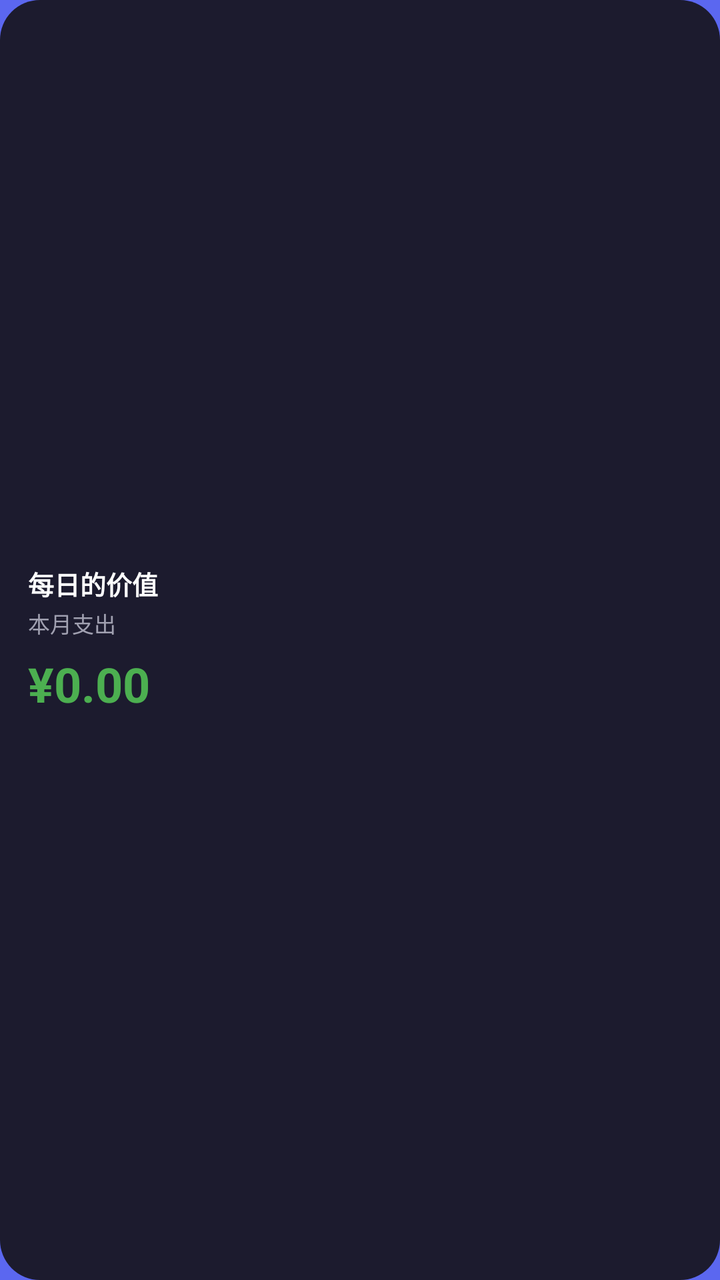
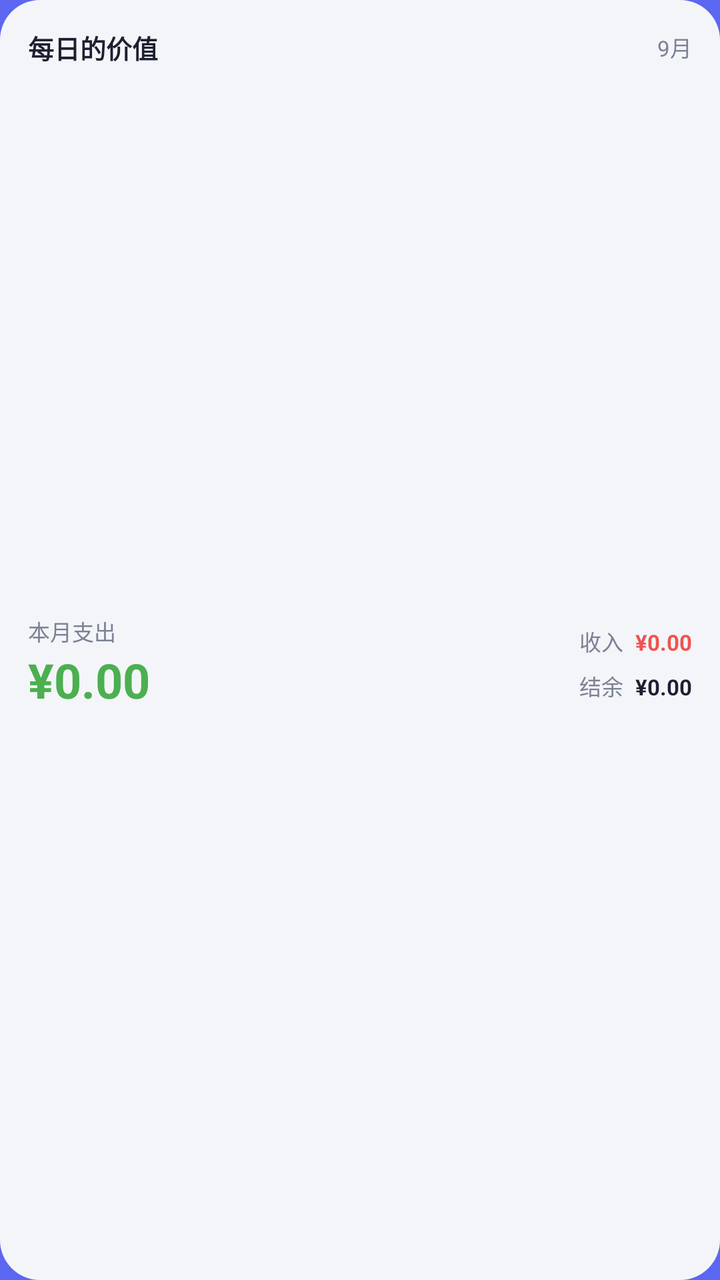

Before-and-after screenshots of an Android layout around one commit, followed by the original layout XML and the change that was made.
<!-- AndroidManifest.xml: application theme AppTheme -->
<!-- res/layout/widget_daily_value_wide.xml -->
<?xml version="1.0" encoding="utf-8"?>
<LinearLayout xmlns:android="http://schemas.android.com/apk/res/android"
    android:id="@+id/widget_root"
    android:layout_width="match_parent"
    android:layout_height="match_parent"
    android:orientation="horizontal"
    android:background="@drawable/widget_background"
    android:gravity="center_vertical">

    
    <LinearLayout
        android:layout_width="0dp"
        android:layout_height="match_parent"
        android:layout_weight="1"
        android:orientation="vertical"
        android:gravity="center_vertical">

        <TextView
            android:layout_width="wrap_content"
            android:layout_height="wrap_content"
            android:text="每日的价值"
            android:textColor="@color/dv_widget_title"
            android:textSize="@dimen/widget_title_size"
            android:textStyle="bold" />

        <TextView
            android:id="@+id/widget_month_label"
            android:layout_width="wrap_content"
            android:layout_height="wrap_content"
            android:layout_marginTop="2dp"
            android:text="本月支出"
            android:textColor="@color/dv_widget_label"
            android:textSize="@dimen/widget_label_size" />

        <TextView
            android:id="@+id/widget_amount"
            android:layout_width="match_parent"
            android:layout_height="wrap_content"
            android:layout_marginTop="@dimen/widget_item_spacing"
            android:singleLine="true"
            android:maxLines="1"
            android:ellipsize="end"
            android:text="¥0.00"
            android:textColor="@color/dv_widget_expense"
            android:textSize="@dimen/widget_wide_amount_size"
            android:textStyle="bold" />
    </LinearLayout>

    
    <LinearLayout
        android:layout_width="0dp"
        android:layout_height="match_parent"
        android:layout_weight="1"
        android:orientation="vertical"
        android:gravity="center_vertical"
        android:layout_marginStart="@dimen/widget_item_spacing">

        <TextView
            android:id="@+id/widget_expense"
            android:layout_width="wrap_content"
            android:layout_height="wrap_content"
            android:singleLine="true"
            android:ellipsize="end"
            android:text=""
            android:textColor="@color/dv_widget_expense"
            android:textSize="@dimen/widget_sub_size" />

        <TextView
            android:id="@+id/widget_income"
            android:layout_width="wrap_content"
            android:layout_height="wrap_content"
            android:layout_marginTop="@dimen/widget_item_spacing"
            android:singleLine="true"
            android:ellipsize="end"
            android:text=""
            android:textColor="@color/dv_widget_income"
            android:textSize="@dimen/widget_sub_size" />

        <TextView
            android:id="@+id/widget_balance"
            android:layout_width="wrap_content"
            android:layout_height="wrap_content"
            android:layout_marginTop="@dimen/widget_item_spacing"
            android:singleLine="true"
            android:ellipsize="end"
            android:text=""
            android:textColor="@color/dv_widget_balance"
            android:textSize="@dimen/widget_sub_size" />
    </LinearLayout>

</LinearLayout>
<!-- resources referenced by this layout -->
<resources>
  <color name="dv_widget_balance">#FFFFFF</color>
  <color name="dv_widget_expense">#4CAF50</color>
  <color name="dv_widget_income">#EF5350</color>
  <color name="dv_widget_label">#A0A0B0</color>
  <color name="dv_widget_title">#FFFFFF</color>
  <dimen name="widget_item_spacing">6dp</dimen>
  <dimen name="widget_label_size">11sp</dimen>
  <dimen name="widget_sub_size">11sp</dimen>
  <dimen name="widget_title_size">13sp</dimen>
  <dimen name="widget_wide_amount_size">24sp</dimen>
  <!-- drawable widget_background (drawable) -->
  <?xml version="1.0" encoding="utf-8"?>
  <shape xmlns:android="http://schemas.android.com/apk/res/android"
      android:shape="rectangle">
      <solid android:color="@color/dv_widget_bg" />
      <corners android:radius="@dimen/widget_corner_radius" />
      <padding
          android:left="@dimen/widget_padding"
          android:top="@dimen/widget_padding"
          android:right="@dimen/widget_padding"
          android:bottom="@dimen/widget_padding" />
  </shape>
  <style name="AppTheme" parent="Theme.AppCompat.Light.DarkActionBar">
          
          <item name="colorPrimary">@color/colorPrimary</item>
          <item name="colorPrimaryDark">@color/colorPrimaryDark</item>
          <item name="colorAccent">@color/colorAccent</item>
          
          <item name="android:windowBackground">@color/dv_launch_background</item>
      </style>
  <color name="dv_widget_bg">#1C1B2E</color>
  <dimen name="widget_corner_radius">20dp</dimen>
  <dimen name="widget_padding">14dp</dimen>
  <color name="dv_launch_background">#5B67F0</color>
</resources>

<!-- the commit's change to res/layout/widget_daily_value_wide.xml (unified diff, before → after) -->
@@ -3,89 +3,142 @@
     android:id="@+id/widget_root"
     android:layout_width="match_parent"
     android:layout_height="match_parent"
-    android:orientation="horizontal"
-    android:background="@drawable/widget_background"
-    android:gravity="center_vertical">
+    android:orientation="vertical"
+    android:background="@drawable/widget_bg_light"
+    android:padding="@dimen/widget_padding">
 
     
     <LinearLayout
-        android:layout_width="0dp"
-        android:layout_height="match_parent"
-        android:layout_weight="1"
-        android:orientation="vertical"
+        android:layout_width="match_parent"
+        android:layout_height="wrap_content"
+        android:orientation="horizontal"
         android:gravity="center_vertical">
 
         <TextView
-            android:layout_width="wrap_content"
+            android:id="@+id/widget_title"
+            android:layout_width="0dp"
             android:layout_height="wrap_content"
+            android:layout_weight="1"
+            android:singleLine="true"
+            android:ellipsize="end"
             android:text="每日的价值"
             android:textColor="@color/dv_widget_title"
             android:textSize="@dimen/widget_title_size"
             android:textStyle="bold" />
 
         <TextView
-            android:id="@+id/widget_month_label"
-            android:layout_width="wrap_content"
-            android:layout_height="wrap_content"
-            android:layout_marginTop="2dp"
-            android:text="本月支出"
-            android:textColor="@color/dv_widget_label"
-            android:textSize="@dimen/widget_label_size" />
-
-        <TextView
-            android:id="@+id/widget_amount"
-            android:layout_width="match_parent"
-            android:layout_height="wrap_content"
-            android:layout_marginTop="@dimen/widget_item_spacing"
-            android:singleLine="true"
-            android:maxLines="1"
-            android:ellipsize="end"
-            android:text="¥0.00"
-            android:textColor="@color/dv_widget_expense"
-            android:textSize="@dimen/widget_wide_amount_size"
-            android:textStyle="bold" />
-    </LinearLayout>
-
-    
-    <LinearLayout
-        android:layout_width="0dp"
-        android:layout_height="match_parent"
-        android:layout_weight="1"
-        android:orientation="vertical"
-        android:gravity="center_vertical"
-        android:layout_marginStart="@dimen/widget_item_spacing">
-
-        <TextView
-            android:id="@+id/widget_expense"
+            android:id="@+id/widget_month"
             android:layout_width="wrap_content"
             android:layout_height="wrap_content"
             android:singleLine="true"
-            android:ellipsize="end"
-            android:text=""
-            android:textColor="@color/dv_widget_expense"
-            android:textSize="@dimen/widget_sub_size" />
+            android:text="9月"
+            android:textColor="@color/dv_widget_label"
+            android:textSize="@dimen/widget_label_size" />
+    </LinearLayout>
 
-        <TextView
-            android:id="@+id/widget_income"
-            android:layout_width="wrap_content"
+    <LinearLayout
+        android:layout_width="match_parent"
+        android:layout_height="match_parent"
+        android:layout_marginTop="4dp"
+        android:orientation="horizontal"
+        android:gravity="center_vertical">
+
+        
+        <LinearLayout
+            android:layout_width="0dp"
             android:layout_height="wrap_content"
-            android:layout_marginTop="@dimen/widget_item_spacing"
-            android:singleLine="true"
-            android:ellipsize="end"
-            android:text=""
-            android:textColor="@color/dv_widget_income"
-            android:textSize="@dimen/widget_sub_size" />
+            android:layout_weight="1"
+            android:orientation="vertical"
+            android:gravity="start|center_vertical">
 
-        <TextView
-            android:id="@+id/widget_balance"
-            android:layout_width="wrap_content"
+            <TextView
+                android:id="@+id/widget_month_label"
+                android:layout_width="wrap_content"
+                android:layout_height="wrap_content"
+                android:singleLine="true"
+                android:text="本月支出"
+                android:textColor="@color/dv_widget_label"
+                android:textSize="@dimen/widget_label_size" />
+
+            <TextView
+                android:id="@+id/widget_amount"
+                android:layout_width="match_parent"
+                android:layout_height="wrap_content"
+                android:singleLine="true"
+                android:maxLines="1"
+                android:ellipsize="end"
+                android:text="¥0.00"
+                android:textColor="@color/dv_widget_expense"
+                android:textSize="@dimen/widget_wide_amount_size"
+                android:textStyle="bold" />
+        </LinearLayout>
+
+        
+        <LinearLayout
+            android:layout_width="0dp"
             android:layout_height="wrap_content"
-            android:layout_marginTop="@dimen/widget_item_spacing"
-            android:singleLine="true"
-            android:ellipsize="end"
-            android:text=""
-            android:textColor="@color/dv_widget_balance"
-            android:textSize="@dimen/widget_sub_size" />
+            android:layout_weight="1"
+            android:layout_marginStart="@dimen/widget_item_spacing"
+            android:orientation="vertical"
+            android:gravity="end">
+
+            <LinearLayout
+                android:layout_width="wrap_content"
+                android:layout_height="wrap_content"
+                android:orientation="horizontal"
+                android:gravity="end">
+
+                <TextView
+                    android:layout_width="wrap_content"
+                    android:layout_height="wrap_content"
+                    android:singleLine="true"
+                    android:text="收入"
+                    android:textColor="@color/dv_widget_label"
+                    android:textSize="@dimen/widget_sub_size" />
+
+                <TextView
+                    android:id="@+id/widget_income"
+                    android:layout_width="wrap_content"
+                    android:layout_height="wrap_content"
+                    android:layout_marginStart="6dp"
+                    android:singleLine="true"
+                    android:maxLines="1"
+                    android:ellipsize="end"
+                    android:text="¥0.00"
+                    android:textColor="@color/dv_widget_income"
+                    android:textSize="@dimen/widget_sub_size"
+                    android:textStyle="bold" />
+            </LinearLayout>
+
+            <LinearLayout
+                android:layout_width="wrap_content"
+                android:layout_height="wrap_content"
+                android:layout_marginTop="@dimen/widget_item_spacing"
+                android:orientation="horizontal"
+                android:gravity="end">
+
+                <TextView
+                    android:layout_width="wrap_content"
+                    android:layout_height="wrap_content"
+                    android:singleLine="true"
+                    android:text="结余"
+                    android:textColor="@color/dv_widget_label"
+                    android:textSize="@dimen/widget_sub_size" />
+
+                <TextView
+                    android:id="@+id/widget_balance"
+                    android:layout_width="wrap_content"
+                    android:layout_height="wrap_content"
+                    android:layout_marginStart="6dp"
+                    android:singleLine="true"
+                    android:maxLines="1"
+                    android:ellipsize="end"
+                    android:text="¥0.00"
+                    android:textColor="@color/dv_widget_balance"
+                    android:textSize="@dimen/widget_sub_size"
+                    android:textStyle="bold" />
+            </LinearLayout>
+        </LinearLayout>
     </LinearLayout>
 
 </LinearLayout>
<!-- resource entries referenced after the edit -->
@@ -1,26 +1,22 @@
 <!-- resources referenced by this layout -->
 <resources>
-  <color name="dv_widget_balance">#FFFFFF</color>
+  <color name="dv_widget_balance">#1C2030</color>
   <color name="dv_widget_expense">#4CAF50</color>
   <color name="dv_widget_income">#EF5350</color>
-  <color name="dv_widget_label">#A0A0B0</color>
-  <color name="dv_widget_title">#FFFFFF</color>
+  <color name="dv_widget_label">#7A8294</color>
+  <color name="dv_widget_title">#1C2030</color>
   <dimen name="widget_item_spacing">6dp</dimen>
   <dimen name="widget_label_size">11sp</dimen>
+  <dimen name="widget_padding">14dp</dimen>
   <dimen name="widget_sub_size">11sp</dimen>
   <dimen name="widget_title_size">13sp</dimen>
   <dimen name="widget_wide_amount_size">24sp</dimen>
-  <!-- drawable widget_background (drawable) -->
+  <!-- drawable widget_bg_light (drawable) -->
   <?xml version="1.0" encoding="utf-8"?>
   <shape xmlns:android="http://schemas.android.com/apk/res/android"
       android:shape="rectangle">
-      <solid android:color="@color/dv_widget_bg" />
+      <solid android:color="#F4F5F9" />
       <corners android:radius="@dimen/widget_corner_radius" />
-      <padding
-          android:left="@dimen/widget_padding"
-          android:top="@dimen/widget_padding"
-          android:right="@dimen/widget_padding"
-          android:bottom="@dimen/widget_padding" />
   </shape>
   <style name="AppTheme" parent="Theme.AppCompat.Light.DarkActionBar">
           
@@ -30,9 +26,7 @@
           
           <item name="android:windowBackground">@color/dv_launch_background</item>
       </style>
-  <color name="dv_widget_bg">#1C1B2E</color>
   <dimen name="widget_corner_radius">20dp</dimen>
-  <dimen name="widget_padding">14dp</dimen>
   <color name="dv_launch_background">#5B67F0</color>
 </resources>
 
